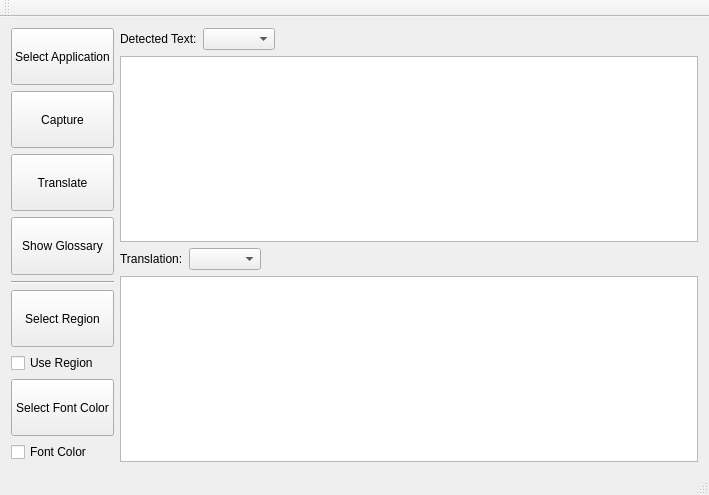
First picture: the form in RealTimeTranslator.ui, repository wlssirius/ChaosTranslate, before the edit.
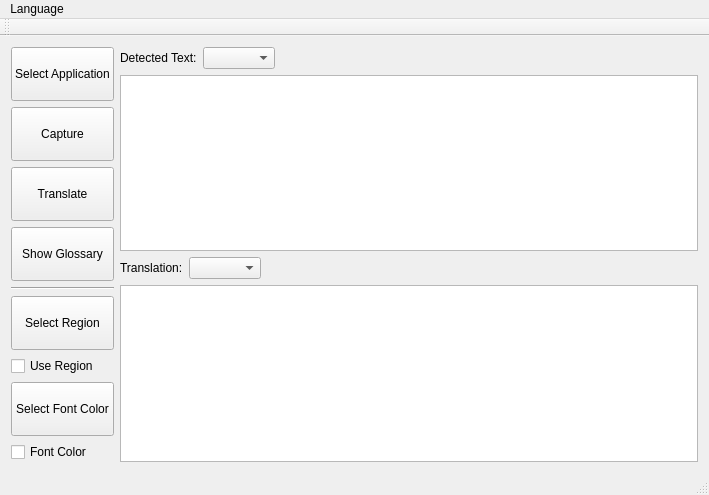
Second picture: the form after the edit. Icons and pictures are not drawn.

Commit message: add ui language option

```diff
--- a/RealTimeTranslator.ui
+++ b/RealTimeTranslator.ui
@@ -219,6 +219,12 @@
      <height>23</height>
     </rect>
    </property>
+   <widget class="QMenu" name="menuLanguage">
+    <property name="title">
+     <string>Language</string>
+    </property>
+   </widget>
+   <addaction name="menuLanguage"/>
   </widget>
   <widget class="QToolBar" name="mainToolBar">
    <attribute name="toolBarArea">
```
The commit also changes 4 other files.
